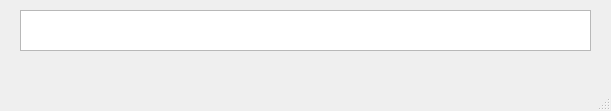
This is DataView/mainwindow.ui in CryStudyOrganization/Process-Threads as Qt 5 draws it before an edit. The edited form follows.
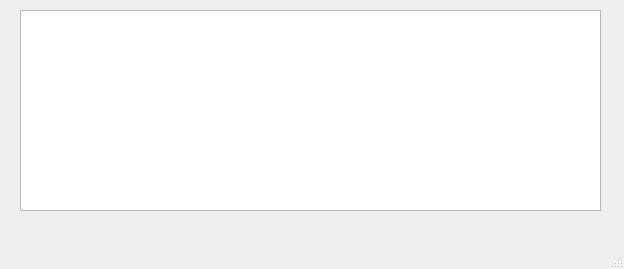
This is the edited form.

What changed in the file:
```diff
--- a/DataView/mainwindow.ui
+++ b/DataView/mainwindow.ui
@@ -6,8 +6,8 @@
    <rect>
     <x>0</x>
     <y>0</y>
-    <width>611</width>
-    <height>111</height>
+    <width>624</width>
+    <height>269</height>
    </rect>
   </property>
   <property name="windowTitle">
@@ -19,8 +19,8 @@
      <rect>
       <x>20</x>
       <y>10</y>
-      <width>571</width>
-      <height>41</height>
+      <width>581</width>
+      <height>201</height>
      </rect>
     </property>
    </widget>
```
Left out of the diff: 2 changed lines with no effect on the pictures.
